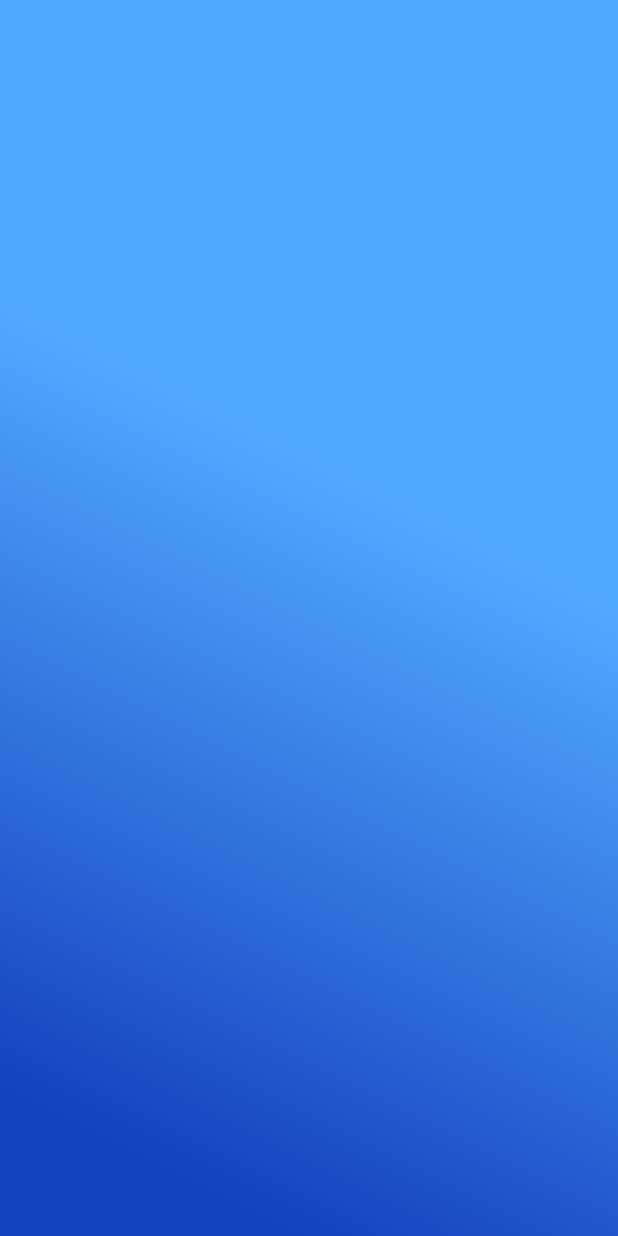
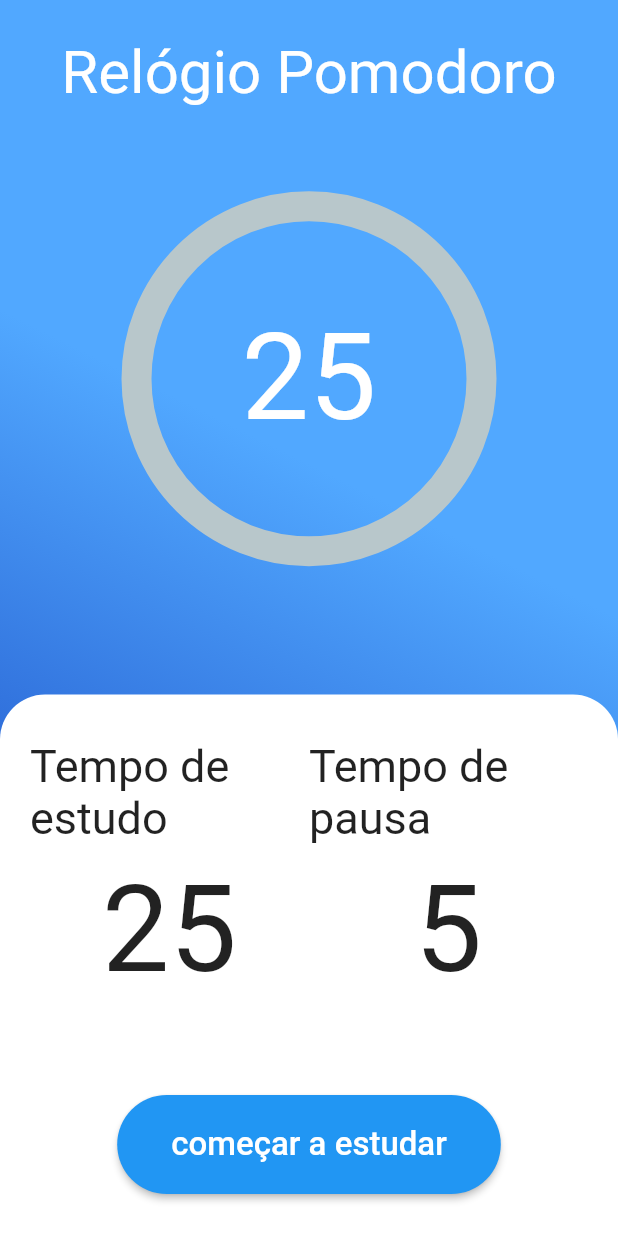
Before and after one commit to marianaoliveira1/TemporizadorPomodoro, a Flutter app: the screen it shows after launch, on a phone screen of 412 x 824 dp. Run offline on Flutter 3.47's test engine with Material 2 defaults, Android fonts, the phone set to English and light mode, and no system bars; drawn by our look-alikes of percent_indicator.

```diff
--- a/lib/page/pomodoro.dart
+++ b/lib/page/pomodoro.dart
@@ -1,4 +1,8 @@
+import 'dart:async';
+
 import 'package:flutter/material.dart';
+import 'package:flutter/painting.dart';
+import 'package:percent_indicator/percent_indicator.dart';
 
 class Pomodoro extends StatefulWidget {
   const Pomodoro({Key? key}) : super(key: key);
@@ -13,6 +17,35 @@ class _PomodoroState extends State<Pomodoro> {
   static int TimeIntMinut = 25;
   int TimeInSec = TimeIntMinut * 60;
 
+  late Timer timer;
+
+  _StartTimer() {
+    TimeIntMinut = 25;
+    int Time = TimeIntMinut * 60;
+    double SecPercent = (Time/100);
+
+    timer = Timer.periodic(Duration(seconds: 1), (timer) {
+      setState(() {
+        if(Time > 0){
+          Time--;
+          if(Time % 60 == 0){
+            TimeIntMinut--;
+          }if(Time % SecPercent == 0){
+            if(percent < 1){
+              percent += 0.01;
+            }else {
+              percent = 1;
+            }
+          }
+        }else {
+          percent = 0;
+          TimeIntMinut = 25;
+          timer.cancel();
+        }
+      });
+    });
+  }
+
   @override
   Widget build(BuildContext context) {
     return SafeArea(
@@ -24,6 +57,120 @@ class _PomodoroState extends State<Pomodoro> {
               begin: FractionalOffset(0.5,1)
             )
           ),
+          width: double.infinity,
+          child: Column(
+            mainAxisAlignment: MainAxisAlignment.start,
+            crossAxisAlignment: CrossAxisAlignment.center,
+            children: [
+              Padding(
+                padding: EdgeInsets.only(top: 25.0),
+                child: Text(
+                  "Relógio Pomodoro",
+                  style: TextStyle(
+                    color: Colors.white,
+                    fontSize: 40.0,
+                  ),
+                ),
+              ),
+              Expanded(
+                child: CircularPercentIndicator(
+                  percent: percent,
+                  animation: true,
+                  animateFromLastPercent: true,
+                  radius: 250.0,
+                  lineWidth: 20.0,
+                  progressColor: Colors.white,
+                  center: Text(
+                    "$TimeIntMinut",
+                    style: TextStyle(
+                      color: Colors.white,
+                      fontSize: 80.0,
+                    ),
+                  ),
+                ),
+              ),
+              SizedBox(height: 30.0,),
+              Expanded(
+                child: Container(
+                  width: double.infinity,
+                  decoration: BoxDecoration(
+                    color: Colors.white,
+                    borderRadius: BorderRadius.only(topRight: Radius.circular(30.0), topLeft: Radius.circular(30.0))
+                  ),
+                  child: Padding(
+                    padding: EdgeInsets.only(top: 30.0, left: 20.0, right: 20.0),
+                    child: Column(
+                      children: [
+                        Expanded(
+                          child: Row(
+                            children: [
+                              Expanded(
+                                child: Column(
+                                  children: [
+                                    Text(
+                                      "Tempo de estudo",
+                                      style: TextStyle(
+                                        fontSize: 30.0,
+                                      ),
+                                    ),
+                                    SizedBox(height: 10.0,),
+                                    Text(
+                                      "25",
+                                      style: TextStyle(
+                                        fontSize: 80.0,
+                                      ),
+                                    )
+                                  ],
+                                ),
+                              ),
+                              Expanded(
+                                child: Column(
+                                  children: [
+                                    Text(
+                                      "Tempo de pausa",
+                                      style: TextStyle(
+                                        fontSize: 30.0,
+                                      ),
+                                    ),
+                                    SizedBox(height: 10.0,),
+                                    Text(
+                                      "5",
+                                      style: TextStyle(
+                                        fontSize: 80.0,
+                                      ),
+                                    )
+                                  ],
+                                ),
+                              ),
+                            ],
+                          ),
+                        ),
+                        Padding(
+                          padding: EdgeInsets.symmetric(vertical: 28.0),
+                          child: RaisedButton(
+                            onPressed: _StartTimer,
+                            color: Colors.blue,
+                            shape: RoundedRectangleBorder(
+                              borderRadius: BorderRadius.circular(100.0),
+                            ),
+                            child: Padding(
+                              padding: EdgeInsets.all(20.0),
+                              child: Text("começar a estudar",
+                                style: TextStyle(
+                                color: Colors.white,
+                                  fontSize: 22.0
+                              ),
+                              ),
+                            ),
+                          ),
+                        ),
+                      ],
+                    ),
+                  ),
+                ),
+              ),
+            ],
+          ),
         ),
       ),
     );
```
